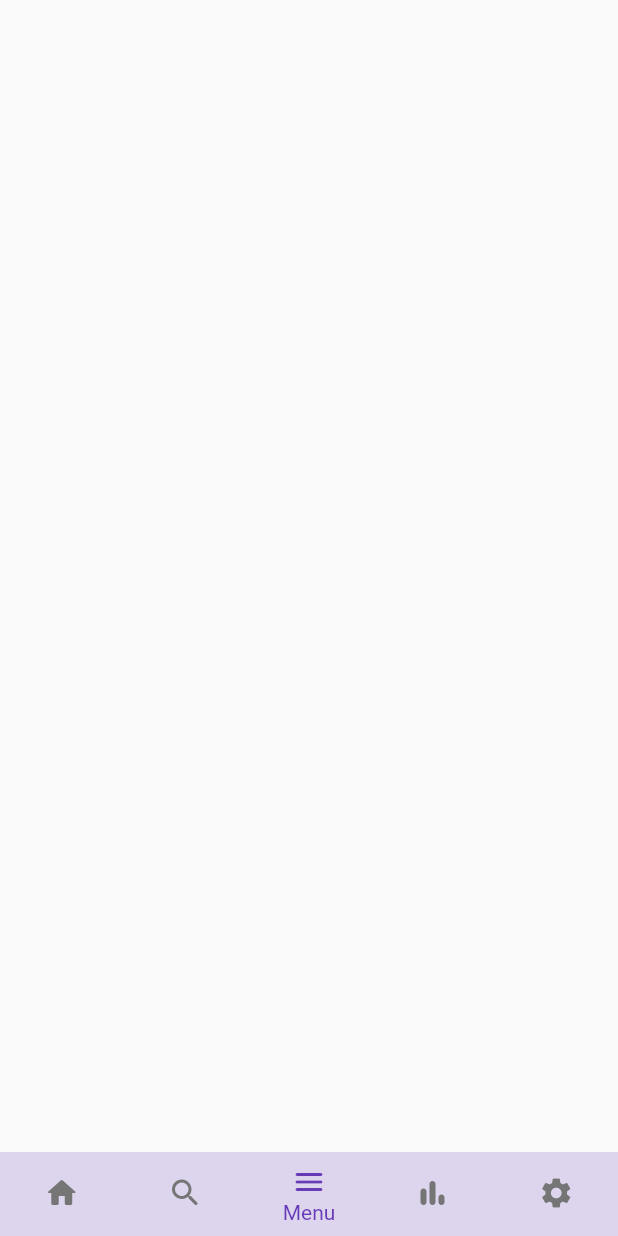
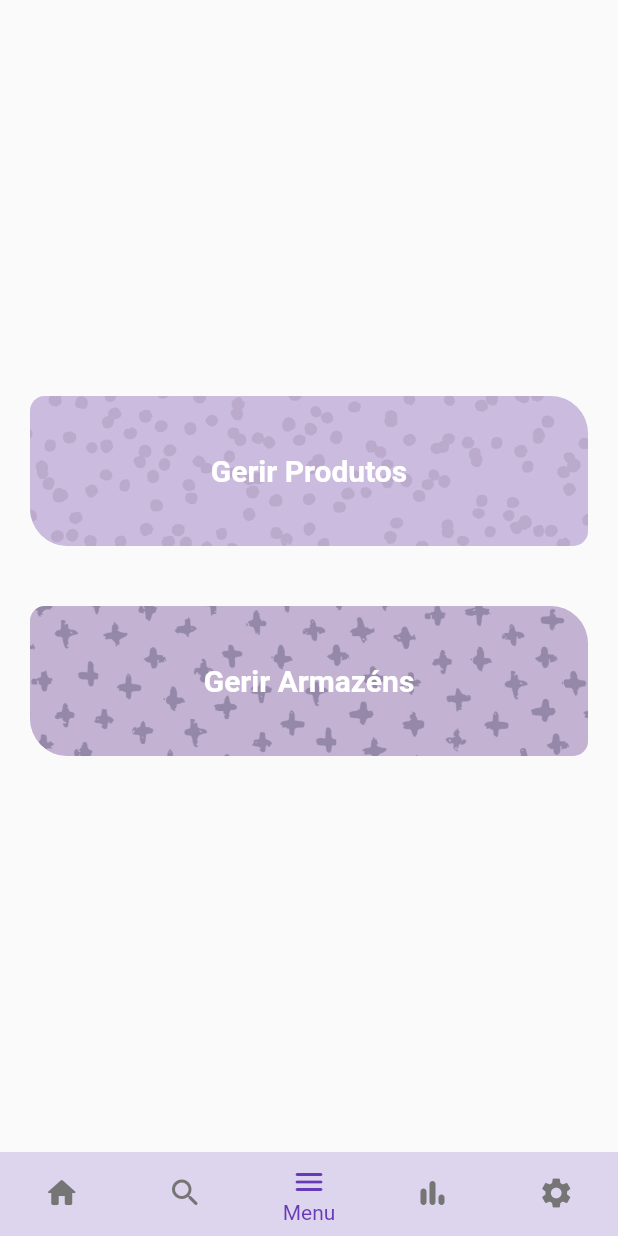
Before and after one commit to dersonmutemba/inventario_app, a Flutter app: the screen it shows after launch, item 3 of the bottom bar chosen, on a phone screen of 412 x 824 dp. Run offline on Flutter 3.47's test engine with Material 2 defaults, Android fonts, the phone set to English and light mode, and no system bars; our stand-ins replace sqflite; accounts and stored records are empty.

Commit message:
Menu created

```diff
--- a/lib/main.dart
+++ b/lib/main.dart
@@ -14,6 +14,7 @@ class MyApp extends StatelessWidget {
       title: 'Inventário',
       theme: ThemeData(
         primarySwatch: Colors.deepPurple,
+        cardColor: Colors.deepPurple.shade200,
         backgroundColor: Colors.white,
         iconTheme: IconThemeData(
           color: Colors.grey[600],
@@ -22,6 +23,7 @@ class MyApp extends StatelessWidget {
       ),
       darkTheme: ThemeData(
         primarySwatch: Colors.purple,
+        cardColor: Colors.purple.shade200,
         backgroundColor: const Color.fromRGBO(40, 40, 40, 1),
         scaffoldBackgroundColor: const Color.fromRGBO(30, 30, 30, 1),
         dialogBackgroundColor: const Color.fromRGBO(30, 30, 30, 1),
--- a/lib/pages/menu.dart
+++ b/lib/pages/menu.dart
@@ -1,10 +1,29 @@
 import 'package:flutter/material.dart';
+import 'package:inventario/widgets/menubutton.dart';
 
 class Menu extends StatelessWidget{
   const Menu({Key? key}) : super(key: key);
 
   @override
   Widget build(BuildContext context) {
-    return ListView();
+    return Center(
+      child: ListView(
+        shrinkWrap: true,
+        children: [
+          MenuButton(
+            image: 'assets/images/pattern1.jpeg',
+            text: 'Gerir Produtos',
+            onClick: () {
+              debugPrint('Button clicked!');
+            },
+          ),
+          MenuButton(
+            image: 'assets/images/pattern2.jpeg',
+            text: 'Gerir Armazéns',
+            onClick: () => debugPrint('Button clicked!'),
+          ),
+        ],
+      ),
+    );
   }
 }
--- /dev/null
+++ b/lib/widgets/menubutton.dart
@@ -0,0 +1,48 @@
+import 'package:flutter/material.dart';
+
+class MenuButton extends StatelessWidget {
+  final String text, image;
+  final Function() onClick;
+  const MenuButton({Key? key, required this.text, required this.image, required this.onClick}) : super(key: key);
+
+  @override
+  Widget build(BuildContext context) {
+    return Container(
+      margin: const EdgeInsets.all(20),
+      decoration: BoxDecoration(
+        borderRadius: const BorderRadius.only(
+          topLeft: Radius.circular(10),
+          topRight: Radius.circular(25),
+          bottomLeft: Radius.circular(25),
+          bottomRight: Radius.circular(10),
+        ),
+        color: Theme.of(context).cardColor,
+        image: DecorationImage(
+          image: AssetImage(image),
+          alignment: Alignment.center,
+          fit: BoxFit.fitWidth,
+          opacity: 0.4,
+          onError: (Object exception, StackTrace? stackTrace) {
+            debugPrint('${exception.toString()}\n${stackTrace.toString()}');
+          }
+        ),
+      ),
+      height: 100,
+      child: TextButton(
+        onPressed: () {
+          onClick();
+        },
+        child: Center(
+          child: Text(
+            text,
+            style: const TextStyle(
+              fontSize: 20,
+              fontWeight: FontWeight.bold,
+              color: Colors.white,
+            ),
+          ),
+        ),
+      ),
+    );
+  }
+}
```
Also changed, not shown: pubspec.yaml (+3 -64 lines), assets/images/pattern1.jpeg (added), assets/images/pattern2.jpeg (added), assets/images/pattern3.jpeg (added).
